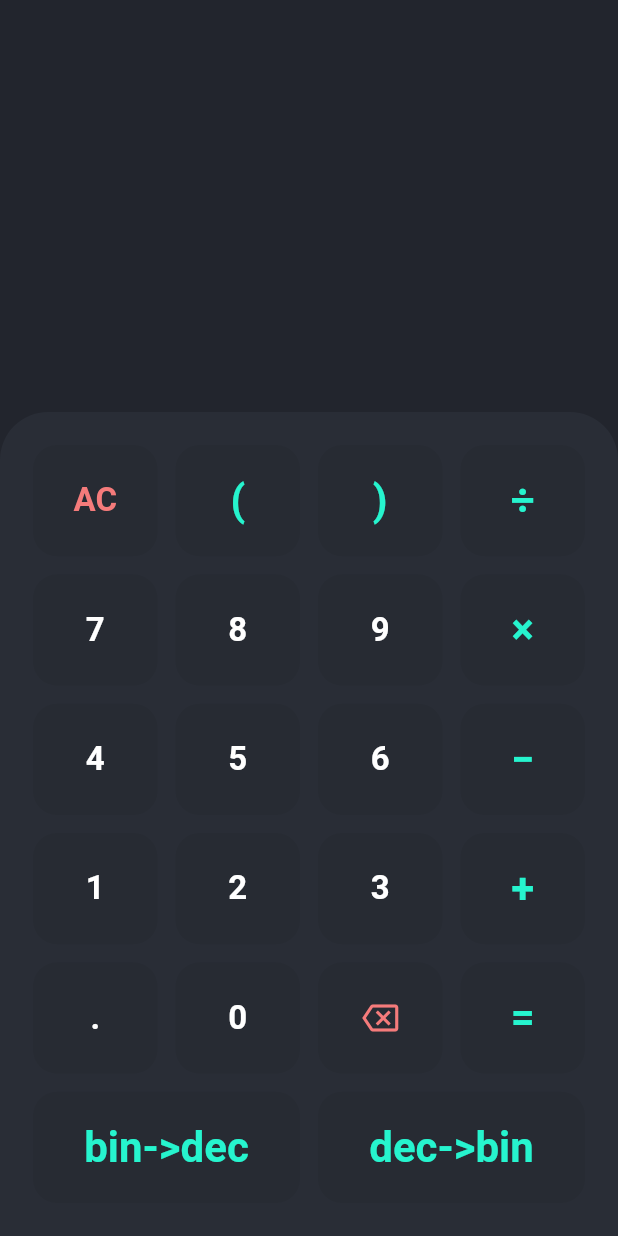
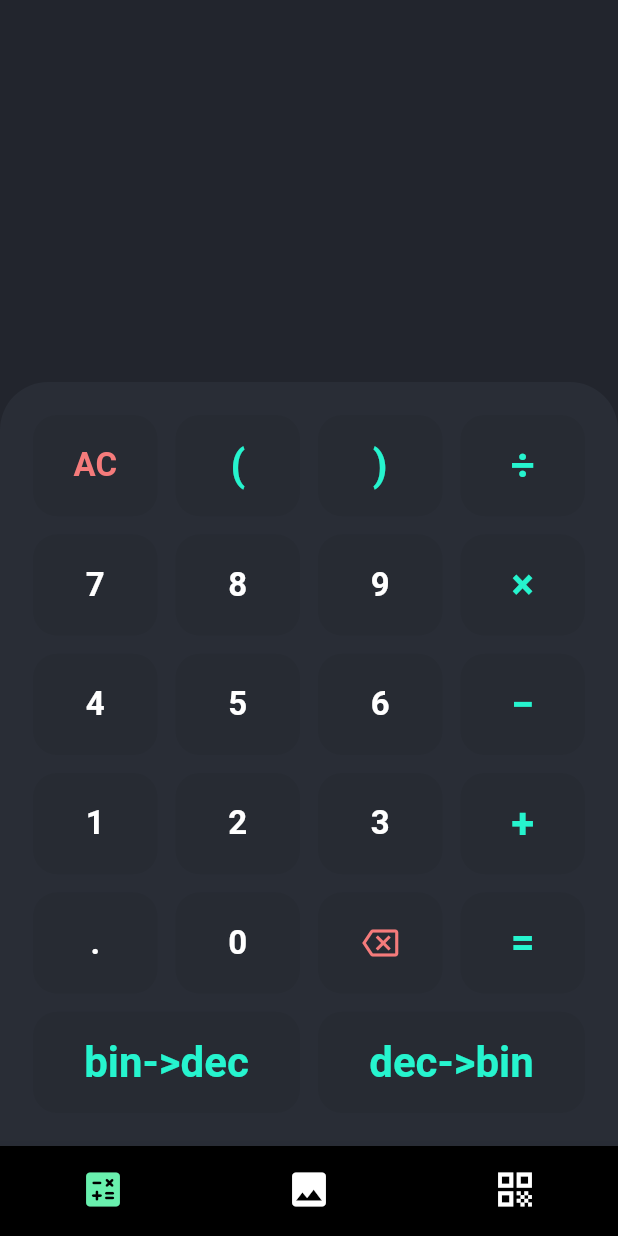
Before and after one commit to z3r002/practice, a Flutter app: the screen it shows after launch, on a phone screen of 412 x 824 dp. Run offline on Flutter 3.47's test engine with Material 2 defaults, Android fonts, the phone set to English and light mode, and no system bars; our stand-ins replace get.

```diff
--- /dev/null
+++ b/lib/components/navigation_bar.dart
@@ -0,0 +1,80 @@
+import 'package:flutter/material.dart';
+import 'package:practice/screens/calc/home_screen.dart';
+import 'package:practice/screens/gallery/gallery_screen.dart';
+import 'package:practice/screens/generator/generator_screen.dart';
+
+class MyBottomNavigationBar extends StatefulWidget {
+  @override
+  _MyBottomNavigationBarState createState() => _MyBottomNavigationBarState();
+}
+
+class _MyBottomNavigationBarState extends State<MyBottomNavigationBar> {
+  @override
+  void initState() {
+    super.initState();
+  }
+
+  int _currentIndex = 0;
+  final List<Widget> _children = [
+    HomeScreen(),
+    GallaryScreen(),
+    GeneratorScreen()
+  ];
+
+  void onTappedBar(int index) {
+    setState(() {
+      _currentIndex = index;
+    });
+  }
+
+  @override
+  Widget build(BuildContext context) {
+    return Scaffold(
+        resizeToAvoidBottomInset: false,
+        body: _children[_currentIndex],
+        bottomNavigationBar: Theme(
+            data: Theme.of(context).copyWith(canvasColor: Colors.black),
+            child: BottomNavigationBar(
+              showSelectedLabels: false,
+              showUnselectedLabels: false,
+              onTap: onTappedBar,
+              currentIndex: _currentIndex,
+              items: [
+                BottomNavigationBarItem(
+                    icon: Icon(
+                      Icons.calculate_rounded,
+                      size: 30,
+                      color: Colors.white,
+                    ),
+                    label: '',
+                    activeIcon: Icon(
+                      Icons.calculate_rounded,
+                      size: 30,
+                      color: Colors.greenAccent,
+                    )),
+                BottomNavigationBarItem(
+                    icon: Icon(
+                      Icons.insert_photo,
+                      size: 30,
+                      color: Colors.white,
+                    ),
+                    label: '',
+                    activeIcon: Icon(
+                      Icons.insert_photo,
+                      size: 30,
+                      color: Colors.greenAccent,
+                    )),
+                BottomNavigationBarItem(
+                  icon: Icon(
+                    Icons.qr_code_outlined,
+                    size: 30,
+                    color: Colors.white,
+                  ),
+                  label: '',
+                  activeIcon: Icon(Icons.qr_code_outlined,
+                      size: 30, color: Colors.greenAccent),
+                ),
+              ],
+            )));
+  }
+}
--- a/lib/main.dart
+++ b/lib/main.dart
@@ -1,7 +1,8 @@
 import 'package:flutter/material.dart';
 import 'package:flutter/services.dart';
 import 'package:practice/constants.dart';
-import 'package:practice/screens/home_screen.dart';
+
+import 'components/navigation_bar.dart';
 
 void main() async {
   WidgetsFlutterBinding.ensureInitialized();
@@ -14,12 +15,11 @@ class Practice extends StatelessWidget {
   @override
   Widget build(BuildContext context) {
     return MaterialApp(
-      title: kTitle,
-      theme: ThemeData(
-        scaffoldBackgroundColor: Color(0xFF22252D),
-        visualDensity: VisualDensity.adaptivePlatformDensity,
-      ),
-      home: HomeScreen(),
-    );
+        title: kTitle,
+        theme: ThemeData(
+          scaffoldBackgroundColor: Color(0xFF22252D),
+          visualDensity: VisualDensity.adaptivePlatformDensity,
+        ),
+        home: MyBottomNavigationBar());
   }
 }
--- a/lib/screens/widgets/keyboart.dart
+++ b/lib/screens/calc/widgets/keyboart.dart
@@ -1,8 +1,7 @@
 import 'package:flutter/material.dart';
 
-import '../../constants.dart';
+import '../../../constants.dart';
 import 'keyboard_button.dart';
-
 
 class Keyboard extends StatelessWidget {
   final Function passToButton;
--- a/pubspec.yaml
+++ b/pubspec.yaml
@@ -27,6 +27,10 @@ environment:
 # the latest version available on pub.dev. To see which dependencies have newer
 # versions available, run `flutter pub outdated`.
 dependencies:
+  flutter_svg: ^0.19.3
+  get: ^3.15.0
+  http: ^0.12.2
+  responsive_builder: ^0.4.1
   flutter:
     sdk: flutter
 
```
Also changed, not shown: lib/screens/calc/home_screen.dart (renamed from lib/screens/home_screen.dart, +4 -5 lines), lib/screens/gallery/Product.dart (added, +39 -0 lines), lib/screens/gallery/gallery_screen.dart (added, +9 -0 lines), lib/screens/gallery/productController.dart (added, +28 -0 lines), lib/screens/gallery/widgets/card.dart (added, +37 -0 lines), lib/screens/gallery/widgets/custom_grid_view.dart (added, +37 -0 lines), lib/screens/generator/generator_screen.dart (added, +8 -0 lines), lib/services/network.dart (added, +19 -0 lines), lib/screens/calc/widgets/displayer.dart (renamed from lib/screens/widgets/displayer.dart), lib/screens/calc/widgets/keyboard_button.dart (renamed from lib/screens/widgets/keyboard_button.dart), pubspec.lock.
